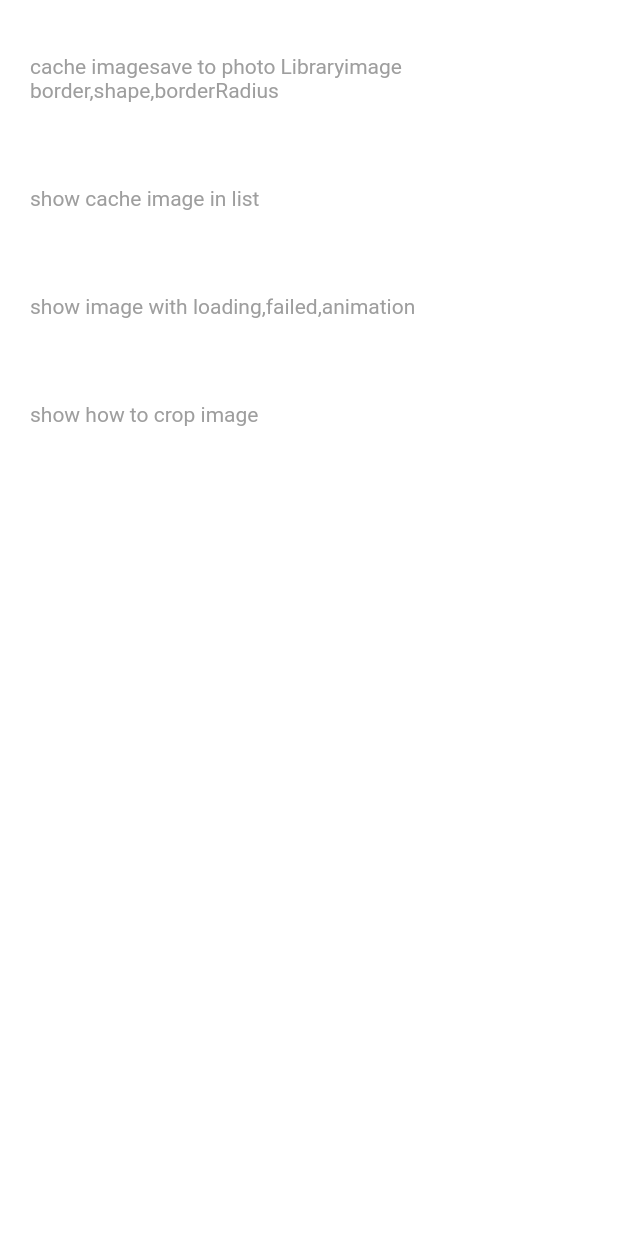
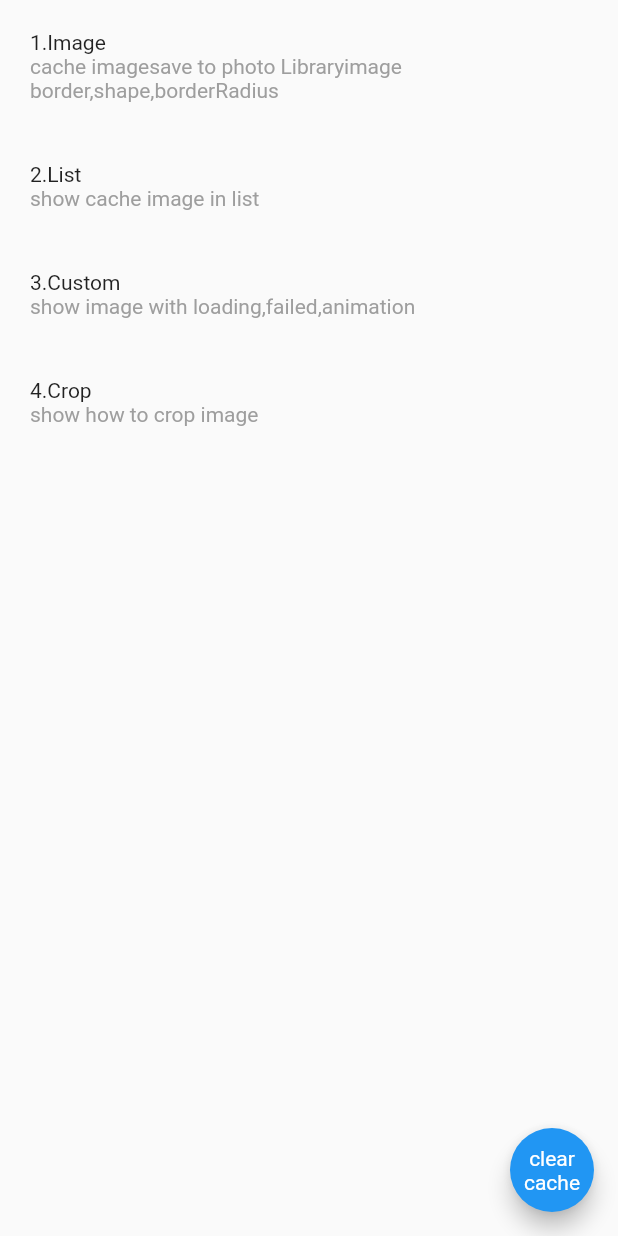
Before and after one commit to fluttercandies/extended_image, a Flutter app: the screen it shows after launch, on a phone screen of 412 x 824 dp. Run offline on Flutter 3.47's test engine with Material 2 defaults, Android fonts, the phone set to English and light mode, and no system bars; drawn by our look-alikes of oktoast; our stand-ins replace flutter_screenutil, flutter_swiper, transparent_image; missing offline and left inert: flutter_page_indicator, http_client_helper, image_picker_saver, loading_more_list.

```diff
--- a/example/lib/main.dart
+++ b/example/lib/main.dart
@@ -86,7 +86,8 @@ class _MyHomePageState extends State<MyHomePage> {
     var content = ListView.builder(
       itemBuilder: (_, int index) {
         var page = pages[index];
-        var pageWidget;
+
+        Widget pageWidget;
         return Container(
           margin: EdgeInsets.all(20.0),
           child: GestureDetector(
@@ -98,11 +99,11 @@ class _MyHomePageState extends State<MyHomePage> {
                   (index + 1).toString() +
                       "." +
                       page.type.toString().replaceAll("PageType.", ""),
-                  style: TextStyle(inherit: false),
+                  //style: TextStyle(inherit: false),
                 ),
                 Text(
                   page.description,
-                  style: TextStyle(inherit: false, color: Colors.grey),
+                  style: TextStyle(color: Colors.grey),
                 )
               ],
             ),
@@ -119,6 +120,8 @@ class _MyHomePageState extends State<MyHomePage> {
                   break;
                 case PageType.Crop:
                   pageWidget = ImageCropDemo();
+                  break;
+                default:
                   break;
               }
               Navigator.push(context,
@@ -140,7 +143,24 @@ class _MyHomePageState extends State<MyHomePage> {
         var data = MediaQuery.of(context);
         return MediaQuery(
           data: data.copyWith(textScaleFactor: 1.0),
-          child: w,
+          child: Scaffold(
+            body: w,
+            floatingActionButton: FloatingActionButton(
+              onPressed: () {
+                clearDiskCachedImages().then((bool done) {
+                  showToast(done ? "clear succeed" : "clear failed",
+                      position: ToastPosition(align: Alignment.center));
+                });
+              },
+              child: Text(
+                "clear cache",
+                textAlign: TextAlign.center,
+                style: TextStyle(
+                  inherit: false,
+                ),
+              ),
+            ),
+          ),
         );
       },
       home: content,
@@ -154,7 +174,12 @@ class Page {
   Page(this.type, this.description);
 }
 
-enum PageType { Image, List, Custom, Crop }
+enum PageType {
+  Image,
+  List,
+  Custom,
+  Crop,
+}
 
 String _imageTestUrl;
 String get imageTestUrl =>
```
Also changed, not shown: example/lib/image_crop_demo.dart (+23 -2 lines), lib/src/extended_image.dart (+11 -25 lines), lib/src/extended_network_image_provider.dart (+11 -8 lines).
